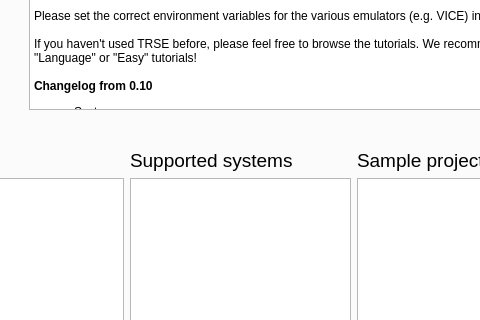
Above: mainwindow.ui from leuat/TRSE before the change; both pictures show x 550 to 1030 and y 157 to 477 of the 1380 by 720 pixel window. Below: the same form after it.
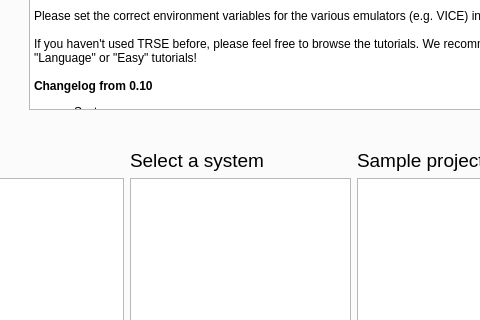
That is the form after the change. Icons and pictures are not drawn.

The edit to the form file:
```diff
--- a/mainwindow.ui
+++ b/mainwindow.ui
@@ -395,7 +395,7 @@
                   </font>
                  </property>
                  <property name="text">
-                  <string>Supported systems</string>
+                  <string>Select a system</string>
                  </property>
                 </widget>
                </item>
```
